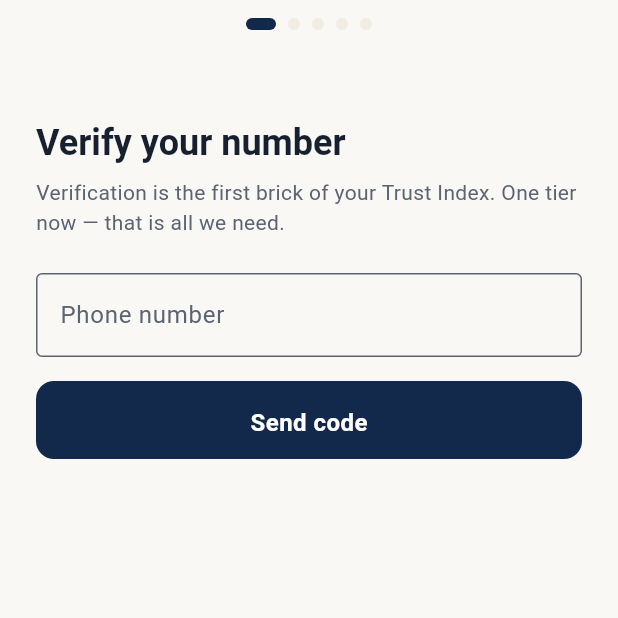
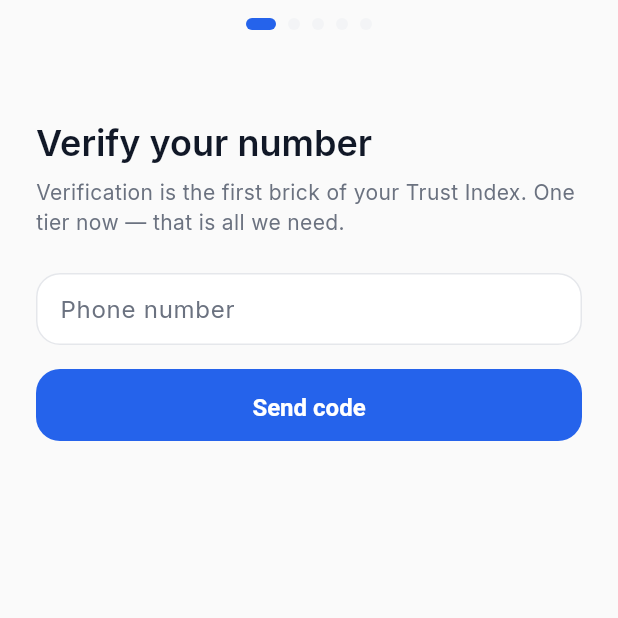
Before and after one commit to shiwalay/TrustOS, a Flutter app: the screen it shows after launch, swiped to page 3, on a phone screen of 412 x 824 dp, the top half of it. Run offline on Flutter 3.47's test engine with Material 3 defaults, Android fonts, the phone set to English and light mode, and no system bars; our stand-ins replace dio, drift, drift_flutter, equatable, flutter_riverpod, go_router and 1 more; accounts and stored records are empty; generated files the repository leaves out were written again.

Commit message:
Design: adopt Neo-Minimal Intelligence app-wide — one language, zero mixing
Per the mandatory single-style directive, the entire app is now one
visual system (was navy/gold Ember with only /neo in Neo). Done through
the global theme so every screen inherits it:

- AppTheme rewritten to the Neo-Minimal palette (light #FAFAFA / white
  surfaces / single #2563EB accent / #E5E7EB dividers); light-committed
  (light() and dark() both return it + themeMode.light) so the OS theme
  can never reintroduce the dark navy look
- one font family everywhere: Inter (removed the Playfair serif from
  brandDisplay/wordmark and app-bar titles; app bars now Inter,
  left-aligned)
- gold accent retired: colorScheme.tertiary → the single blue accent,
  unifying all 21 screens that read it; the info/teal token → blue too
- trust ring recolored to the single blue accent; band conveyed by its
  label + segment ticks (typography/encoding over a second hue)
- one card system (white, radius 20, soft shadow, no border), one
  button/input/chip/switch/sheet/dialog style via theme
- status colors aligned to the approved palette (success/warning/error),
  deepened for AA text contrast — the only non-accent colors, status-only

Verified: analyze clean, 33/33 tests, web build; onboarding, Ask&Offer
board, and Home all walked live and render as one cohesive Neo system
(even with the OS set to dark, the app stays Neo light).

Co-Authored-By: Claude Fable 5 <noreply@anthropic.com>

```diff
--- a/mobile/lib/app/app.dart
+++ b/mobile/lib/app/app.dart
@@ -6,9 +6,9 @@ import '../core/l10n/generated/app_localizations.dart';
 import 'di/providers.dart';
 import 'router/router.dart';
 
-/// MaterialApp.router — Ember light/dark themes, locale resolution from
-/// generated AppLocalizations (en + hi in the skeleton; launch set per
-/// 09-mobile-architecture.md §7).
+/// MaterialApp.router — one visual language (Neo-Minimal Intelligence),
+/// light-committed so every screen is identical regardless of the OS theme
+/// (design directive: one style, zero exceptions).
 class TrustOsApp extends ConsumerWidget {
   const TrustOsApp({super.key});
 
@@ -20,7 +20,8 @@ class TrustOsApp extends ConsumerWidget {
     return MaterialApp.router(
       title: config.appTitle,
       theme: AppTheme.light(),
-      darkTheme: AppTheme.dark(),
+      darkTheme: AppTheme.light(),
+      themeMode: ThemeMode.light,
       localizationsDelegates: AppLocalizations.localizationsDelegates,
       supportedLocales: AppLocalizations.supportedLocales,
       routerConfig: router,
--- a/mobile/lib/core/design_system/components/trust_band_ring.dart
+++ b/mobile/lib/core/design_system/components/trust_band_ring.dart
@@ -25,8 +25,9 @@ class TrustBandRing extends StatelessWidget {
   @override
   Widget build(BuildContext context) {
     final band = TrustBand.fromScore(score);
-    final bandColors = Theme.of(context).extension<TrustBandColors>()!;
-    final color = bandColors.of(band);
+    // One accent only (Neo directive): the arc is the single blue accent;
+    // the band is encoded by its label + segment ticks, not by a second hue.
+    final color = Theme.of(context).colorScheme.primary;
 
     // RepaintBoundary: rings sit inside scrolling tiles (09 §6 scroll budget).
     return Semantics(
@@ -54,10 +55,9 @@ class TrustBandRing extends StatelessWidget {
                     ),
                     Text(
                       band.label.toUpperCase(),
-                      style: Theme.of(context)
-                          .textTheme
-                          .bodySmall
-                          ?.copyWith(color: color, letterSpacing: 1.2),
+                      style: Theme.of(context).textTheme.bodySmall?.copyWith(
+                          color: Theme.of(context).colorScheme.onSurfaceVariant,
+                          letterSpacing: 1.2),
                     ),
                   ],
                 ),
--- a/mobile/lib/core/design_system/theme/app_theme.dart
+++ b/mobile/lib/core/design_system/theme/app_theme.dart
@@ -1,40 +1,48 @@
 import 'package:flutter/material.dart';
 
-import '../tokens/colors.dart';
 import '../tokens/spacing.dart';
 import '../tokens/typography.dart';
 import 'trust_band_colors.dart';
 
-/// Ember theme builder — maps 10-ux-design.md §4.1 tokens onto Material 3.
+/// Neo-Minimal Intelligence — the single, app-wide visual language
+/// (directive: one style, zero exceptions). Light-committed: light() and
+/// dark() both return the same Neo theme so every screen is identical
+/// regardless of the OS setting. "Less interface. More intelligence."
 abstract final class AppTheme {
-  static ThemeData light() => _build(Brightness.light);
+  // The approved palette — the only colors permitted.
+  static const _bg = Color(0xFFFAFAFA);
+  static const _surface = Color(0xFFFFFFFF);
+  static const _text = Color(0xFF111827);
+  static const _text2 = Color(0xFF6B7280);
+  static const _divider = Color(0xFFE5E7EB);
+  static const _accent = Color(0xFF2563EB);
+  static const _sunken = Color(0xFFF3F4F6);
+  static const _error = Color(0xFFEF4444);
 
-  static ThemeData dark() => _build(Brightness.dark);
+  static ThemeData light() => _build();
+  static ThemeData dark() => _build();
 
-  static ThemeData _build(Brightness brightness) {
-    final isDark = brightness == Brightness.dark;
-
-    final colorScheme = ColorScheme(
-      brightness: brightness,
-      primary: isDark ? EmberColors.brandPrimaryDark : EmberColors.brandPrimaryLight,
-      onPrimary: isDark ? EmberColors.surfaceBaseDark : EmberColors.surfaceRaisedLight,
-      primaryContainer: isDark ? EmberColors.brandInkLight : EmberColors.brandInkDark,
-      onPrimaryContainer: isDark ? EmberColors.brandInkDark : EmberColors.brandInkLight,
-      secondary: isDark ? EmberColors.infoDark : EmberColors.infoLight,
-      onSecondary: isDark ? EmberColors.surfaceBaseDark : EmberColors.surfaceRaisedLight,
-      tertiary: isDark ? EmberColors.brandGoldDark : EmberColors.brandGoldLight,
-      onTertiary: isDark ? EmberColors.surfaceBaseDark : EmberColors.surfaceRaisedLight,
-      error: isDark ? EmberColors.criticalDark : EmberColors.criticalLight,
-      onError: isDark ? EmberColors.surfaceBaseDark : EmberColors.surfaceRaisedLight,
-      surface: isDark ? EmberColors.surfaceBaseDark : EmberColors.surfaceBaseLight,
-      onSurface: isDark ? EmberColors.textPrimaryDark : EmberColors.textPrimaryLight,
-      surfaceContainerHighest:
-          isDark ? EmberColors.surfaceSunkenDark : EmberColors.surfaceSunkenLight,
-      surfaceContainer:
-          isDark ? EmberColors.surfaceRaisedDark : EmberColors.surfaceRaisedLight,
-      onSurfaceVariant:
-          isDark ? EmberColors.textSecondaryDark : EmberColors.textSecondaryLight,
-      outline: isDark ? EmberColors.textSecondaryDark : EmberColors.textSecondaryLight,
+  static ThemeData _build() {
+    const colorScheme = ColorScheme(
+      brightness: Brightness.light,
+      primary: _accent,
+      onPrimary: Colors.white,
+      primaryContainer: Color(0x142563EB),
+      onPrimaryContainer: _accent,
+      secondary: _accent,
+      onSecondary: Colors.white,
+      // One accent only — the former gold `tertiary` now resolves to blue,
+      // unifying every screen that reads colorScheme.tertiary.
+      tertiary: _accent,
+      onTertiary: Colors.white,
+      error: _error,
+      onError: Colors.white,
+      surface: _surface,
+      onSurface: _text,
+      surfaceContainerHighest: _sunken,
+      surfaceContainer: _surface,
+      onSurfaceVariant: _text2,
+      outline: _divider,
     );
 
     final textTheme = TextTheme(
@@ -44,79 +52,149 @@ abstract final class AppTheme {
       bodyLarge: EmberTypography.body,
       bodyMedium: EmberTypography.secondary,
       bodySmall: EmberTypography.caption,
-      labelLarge: EmberTypography.secondary.copyWith(fontWeight: FontWeight.w600),
-    ).apply(
-      bodyColor: colorScheme.onSurface,
-      displayColor: colorScheme.onSurface,
-    );
+      labelLarge:
+          EmberTypography.secondary.copyWith(fontWeight: FontWeight.w600),
+    ).apply(bodyColor: _text, displayColor: _text);
 
     return ThemeData(
       useMaterial3: true,
-      brightness: brightness,
+      brightness: Brightness.light,
       colorScheme: colorScheme,
-      scaffoldBackgroundColor: colorScheme.surface,
+      // One font family, everywhere.
+      fontFamily: 'Inter',
+      scaffoldBackgroundColor: _bg,
+      dividerColor: _divider,
+      dividerTheme: const DividerThemeData(color: _divider, thickness: 1),
       textTheme: textTheme,
-      appBarTheme: AppBarTheme(
-        centerTitle: true,
-        backgroundColor: colorScheme.surface,
-        titleTextStyle: EmberTypography.brandDisplay.copyWith(
-          fontSize: 22,
-          height: 28 / 22,
-          color: colorScheme.onSurface,
+      splashFactory: InkSparkle.splashFactory,
+      appBarTheme: const AppBarTheme(
+        centerTitle: false, // Linear/Notion-style left alignment
+        backgroundColor: _bg,
+        surfaceTintColor: Colors.transparent,
+        elevation: 0,
+        scrolledUnderElevation: 0,
+        titleTextStyle: TextStyle(
+          fontFamily: 'Inter',
+          fontSize: 20,
+          height: 1.3,
+          fontWeight: FontWeight.w600,
+          color: _text,
         ),
+        iconTheme: IconThemeData(color: _text),
       ),
       navigationBarTheme: NavigationBarThemeData(
-        backgroundColor: colorScheme.surface,
-        indicatorColor: colorScheme.tertiary.withValues(alpha: 0.16),
+        backgroundColor: _surface,
+        surfaceTintColor: Colors.transparent,
+        elevation: 0,
+        height: 64,
+        indicatorColor: const Color(0x142563EB),
         labelTextStyle: WidgetStatePropertyAll(
           EmberTypography.caption.copyWith(
             fontSize: 11,
             fontWeight: FontWeight.w500,
-            color: colorScheme.onSurface,
+            color: _text,
           ),
         ),
+        iconTheme: WidgetStateProperty.resolveWith((states) => IconThemeData(
+              color: states.contains(WidgetState.selected) ? _accent : _text2,
+            )),
       ),
+      // One card system: white, radius 20, one soft shadow, no border.
       cardTheme: CardThemeData(
-        color: colorScheme.surfaceContainer,
-        elevation: isDark ? 0 : 1, // dark swaps shadow for tonal lift (§4.1)
+        color: _surface,
+        surfaceTintColor: Colors.transparent,
+        elevation: 1,
         margin: EdgeInsets.zero,
+        shadowColor: const Color(0x14111827),
         shape: RoundedRectangleBorder(
-          borderRadius: BorderRadius.circular(EmberRadii.card),
-          side: isDark
-              ? BorderSide(
-                  color: colorScheme.tertiary.withValues(alpha: 0.18),
-                  width: 0.6,
-                )
-              : BorderSide.none,
+          borderRadius: BorderRadius.circular(20),
         ),
       ),
       chipTheme: ChipThemeData(
+        backgroundColor: _sunken,
+        side: BorderSide.none,
+        labelStyle: EmberTypography.caption.copyWith(color: _text),
         shape: RoundedRectangleBorder(
           borderRadius: BorderRadius.circular(EmberRadii.chip),
         ),
       ),
       filledButtonTheme: FilledButtonThemeData(
         style: FilledButton.styleFrom(
-          minimumSize: const Size.fromHeight(52),
-          textStyle: EmberTypography.body.copyWith(
-            fontWeight: FontWeight.w600,
-            letterSpacing: 0.3,
-          ),
+          backgroundColor: _accent,
+          foregroundColor: Colors.white,
+          minimumSize: const Size.fromHeight(48),
+          elevation: 0,
+          textStyle: EmberTypography.body.copyWith(fontWeight: FontWeight.w600),
           shape: RoundedRectangleBorder(
-            borderRadius: BorderRadius.circular(EmberRadii.button),
+            borderRadius: BorderRadius.circular(16),
           ),
         ),
       ),
-      bottomSheetTheme: const BottomSheetThemeData(
-        shape: RoundedRectangleBorder(
-          borderRadius: BorderRadius.vertical(
-            top: Radius.circular(EmberRadii.sheetTop),
+      outlinedButtonTheme: OutlinedButtonThemeData(
+        style: OutlinedButton.styleFrom(
+          foregroundColor: _accent,
+          minimumSize: const Size.fromHeight(48),
+          side: const BorderSide(color: _divider),
+          textStyle: EmberTypography.body.copyWith(fontWeight: FontWeight.w600),
+          shape: RoundedRectangleBorder(
+            borderRadius: BorderRadius.circular(16),
           ),
         ),
       ),
-      extensions: <ThemeExtension<dynamic>>[
-        isDark ? const TrustBandColors.dark() : const TrustBandColors.light(),
-      ],
+      textButtonTheme: TextButtonThemeData(
+        style: TextButton.styleFrom(
+          foregroundColor: _accent,
+          textStyle: EmberTypography.body.copyWith(fontWeight: FontWeight.w600),
+        ),
+      ),
+      inputDecorationTheme: InputDecorationTheme(
+        filled: true,
+        fillColor: _surface,
+        isDense: true,
+        border: OutlineInputBorder(
+          borderRadius: BorderRadius.circular(16),
+          borderSide: const BorderSide(color: _divider),
+        ),
+        enabledBorder: OutlineInputBorder(
+          borderRadius: BorderRadius.circular(16),
+          borderSide: const BorderSide(color: _divider),
+        ),
+        focusedBorder: OutlineInputBorder(
+          borderRadius: BorderRadius.circular(16),
+          borderSide: const BorderSide(color: _accent, width: 2),
+        ),
+      ),
+      progressIndicatorTheme: const ProgressIndicatorThemeData(
+        color: _accent,
+        linearTrackColor: _divider,
+      ),
+      switchTheme: SwitchThemeData(
+        thumbColor: WidgetStateProperty.resolveWith((s) =>
+            s.contains(WidgetState.selected) ? Colors.white : _text2),
+        trackColor: WidgetStateProperty.resolveWith((s) =>
+            s.contains(WidgetState.selected) ? _accent : _divider),
+        trackOutlineColor: WidgetStateProperty.all(Colors.transparent),
+      ),
+      snackBarTheme: const SnackBarThemeData(
+        behavior: SnackBarBehavior.floating,
+        backgroundColor: _text,
+      ),
+      bottomSheetTheme: const BottomSheetThemeData(
+        backgroundColor: _surface,
+        surfaceTintColor: Colors.transparent,
+        shape: RoundedRectangleBorder(
+          borderRadius: BorderRadius.vertical(top: Radius.circular(20)),
+        ),
+      ),
+      dialogTheme: DialogThemeData(
+        backgroundColor: _surface,
+        surfaceTintColor: Colors.transparent,
+        shape:
+            RoundedRectangleBorder(borderRadius: BorderRadius.circular(20)),
+      ),
+      // Trust bands are status/progress (an allowed color use), kept as the
+      // single restrained band palette.
+      extensions: const <ThemeExtension<dynamic>>[TrustBandColors.light()],
     );
   }
 }
--- a/mobile/lib/core/design_system/tokens/colors.dart
+++ b/mobile/lib/core/design_system/tokens/colors.dart
@@ -30,15 +30,18 @@ abstract final class EmberColors {
   static const brandGoldLight = Color(0xFFA98B45);
   static const brandGoldDark = Color(0xFFD9BC7A);
 
-  // semantic
-  static const positiveLight = Color(0xFF1B7F4D); // confirmed money, success
-  static const positiveDark = Color(0xFF4CC38A);
-  static const cautionLight = Color(0xFF9A6700); // pending, offline, expiring
-  static const cautionDark = Color(0xFFE2B93B);
-  static const criticalLight = Color(0xFFB3261E); // errors — never score drops
-  static const criticalDark = Color(0xFFF2705D);
-  static const infoLight = Color(0xFF0B6E7F);
-  static const infoDark = Color(0xFF57C2D4);
+  // Semantic status — the approved Neo palette (success/warning/error).
+  // Slightly deepened from the reference hexes for AA text contrast; these
+  // are the only non-accent colors, used for status/progress only.
+  static const positiveLight = Color(0xFF16A34A); // success (Neo #22C55E)
+  static const positiveDark = Color(0xFF22C55E);
+  static const cautionLight = Color(0xFFB45309); // warning (Neo #F59E0B)
+  static const cautionDark = Color(0xFFF59E0B);
+  static const criticalLight = Color(0xFFDC2626); // error (Neo #EF4444)
+  static const criticalDark = Color(0xFFEF4444);
+  // Info == the single Neo accent (blue); teal is off-palette and removed.
+  static const infoLight = Color(0xFF2563EB);
+  static const infoDark = Color(0xFF2563EB);
 
   // Trust bands (§4.2) — colorblind-safe, no red↔green axis.
   static const bandStarterLight = Color(0xFF64748B); // slate
--- a/mobile/lib/core/design_system/tokens/typography.dart
+++ b/mobile/lib/core/design_system/tokens/typography.dart
@@ -5,31 +5,30 @@ import 'package:flutter/painting.dart';
 ///  secondary 14/20 · caption 12/16 · scoreXL 44/48 (tabular, semibold)`.
 /// Family: Inter + Noto per script; the skeleton relies on platform fallback.
 abstract final class EmberTypography {
-  /// Serif for brand/display moments only — Playfair Display (OFL), bundled
-  /// as a variable font so it renders identically on every platform,
-  /// including Flutter web's CanvasKit (which cannot see system fonts).
-  /// Body stays sans.
-  static const brandSerifFamily = 'PlayfairDisplay';
+  /// One font family across the whole app (directive: no decorative fonts).
+  static const family = 'Inter';
 
   static const display = TextStyle(
+    fontFamily: family,
     fontSize: 32,
     height: 38 / 32,
-    fontWeight: FontWeight.w600,
+    fontWeight: FontWeight.w700,
     letterSpacing: -0.4,
   );
 
   /// Brand display — the hero voice ("Your network is your net worth.").
+  /// Now Inter (bold, tight) — a single typographic system, no serif.
   static const brandDisplay = TextStyle(
-    fontFamily: brandSerifFamily,
+    fontFamily: family,
     fontSize: 34,
-    height: 44 / 34,
-    fontWeight: FontWeight.w600,
-    fontVariations: [FontVariation('wght', 600)],
-    letterSpacing: 0,
+    height: 42 / 34,
+    fontWeight: FontWeight.w700,
+    letterSpacing: -0.6,
   );
 
   /// Wordmark — small, generously letterspaced caps ("T R U S T O S").
   static const wordmark = TextStyle(
+    fontFamily: family,
     fontSize: 13,
     height: 16 / 13,
     fontWeight: FontWeight.w600,
```
